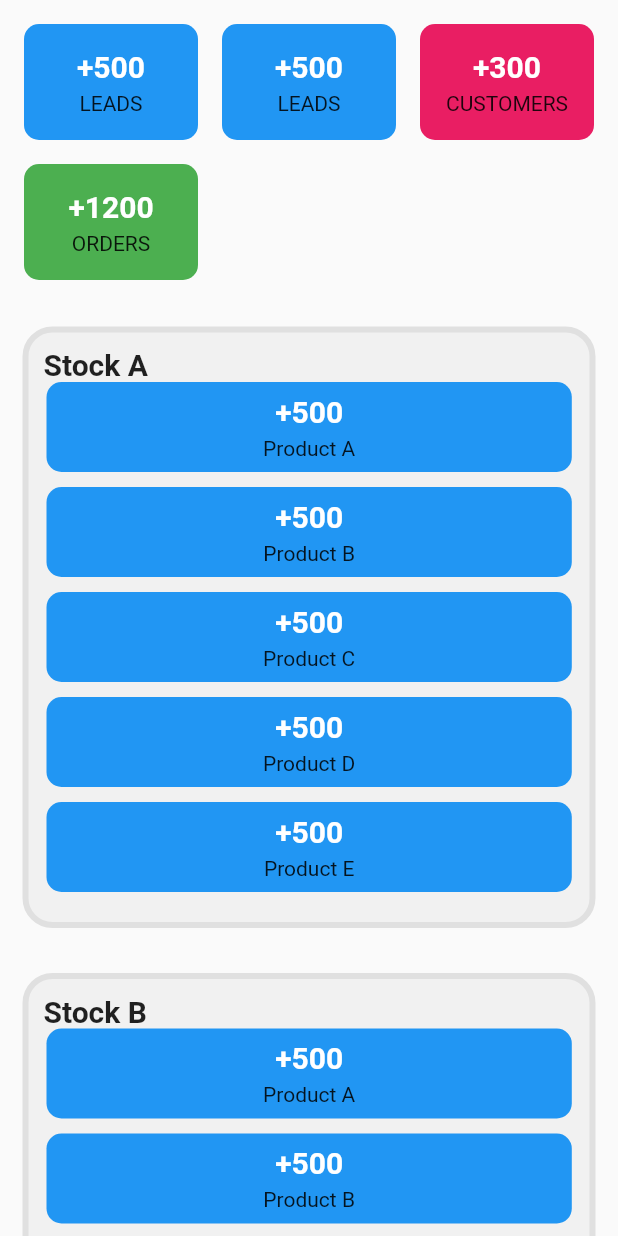
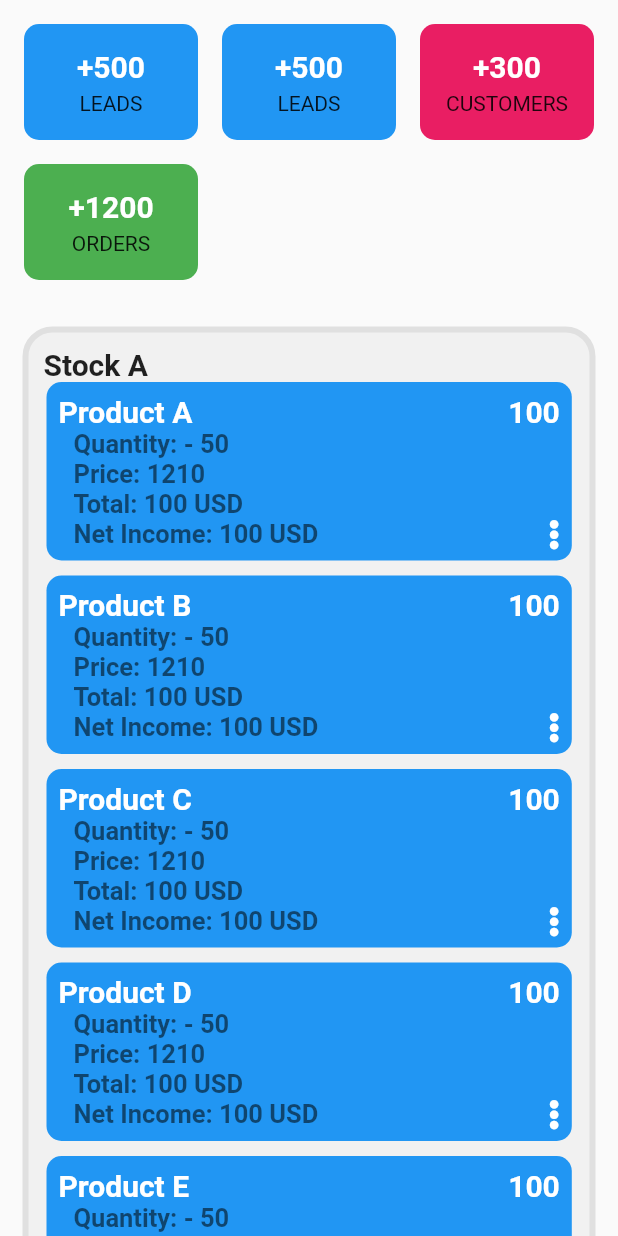
Before and after one commit to EanDalin0012/sale_managment_flutter_app, a Flutter app: the HomeContainerScreen widget shown alone on an empty page, opened directly, on a phone screen of 412 x 824 dp. Run offline on Flutter 3.47's test engine with Material 2 defaults, Android fonts, the light colour scheme and no system bars; our stand-ins replace charts_flutter, flutter_icons, font_awesome_flutter.

Commit message:
stock ui

```diff
--- a/lib/screens/home/Home.dart
+++ b/lib/screens/home/Home.dart
@@ -1,5 +1,6 @@
 import 'package:flutter/material.dart';
 import 'package:flutter_icons/flutter_icons.dart';
+import 'package:sale_managment/screens/home/HomeScreen.dart';
 import 'package:sale_managment/screens/home/home_container_screen.dart';
 import 'package:sale_managment/screens/home/widgets/sheet_container.dart';
 import 'package:sale_managment/screens/notification/notification_screen.dart';
@@ -22,7 +23,7 @@ class _HomeState extends State<Home> {
     GlobalKey<NavigatorState>()
   ];
   List<Widget> _widgetOptions = <Widget>[
-    HomeContainerScreen(),
+    HomeScreen(),
     SaleScreen(),
   ];
 
--- a/lib/screens/home/home_container_screen.dart
+++ b/lib/screens/home/home_container_screen.dart
@@ -3,6 +3,7 @@ import 'package:font_awesome_flutter/font_awesome_flutter.dart';
 import 'dart:math';
 import 'package:charts_flutter/flutter.dart' as charts;
 import 'package:sale_managment/screens/home/widgets/stock_details.dart';
+import 'package:sale_managment/screens/home/widgets/stock_details1.dart';
 import 'package:sale_managment/screens/widgets/simple_bar_chart.dart';
 import 'package:sale_managment/share/model/data/stock_details_data.dart';
 import 'package:sale_managment/share/model/stock_details_model.dart';
@@ -134,37 +135,17 @@ class _HomeContainerScreenState extends State<HomeContainerScreen> {
                   )).toList()
             )
         ),
+        SliverToBoxAdapter(
+            child: Column(
+                mainAxisAlignment: MainAxisAlignment.start,
+                crossAxisAlignment: CrossAxisAlignment.start,
+                children: stockDetailData.map((activity) =>
+                    StockDetailsScreen1(activity.products)).toList()
+            )
+        ),
         // SliverToBoxAdapter(
         //     child: StockDetailsScreen(stockDetailData[0].products)
         // ),
-        SliverToBoxAdapter(
-          child: Column(
-              mainAxisAlignment: MainAxisAlignment.start,
-              crossAxisAlignment: CrossAxisAlignment.start,
-              children: stockDetailData.map((activity) => (
-              Container(
-              padding: EdgeInsets.only(top: 10),
-              width: MediaQuery.of(context).size.width,
-              decoration: BoxDecoration(
-                  borderRadius: BorderRadius.vertical(top: Radius.circular(20)),
-                  color: Color(0xfff1f1f1)
-              ),
-              child: Column(
-                crossAxisAlignment: CrossAxisAlignment.start,
-                children: <Widget>[
-                  Text(activity.stockName,style: TextStyle(fontWeight: FontWeight.bold, fontSize: 20.0)),
-                  Row(
-                    crossAxisAlignment: CrossAxisAlignment.start,
-                    children: activity.products.map((product) => (
-                        production(product)
-                    )).toList(),
-                  )
-                ],
-              ) )
-
-              )).toList(),
-          )
-        ),
         SliverToBoxAdapter(
           child: Padding(
             padding: const EdgeInsets.all(16.0),
--- a/lib/screens/home/home_screen.dart
+++ b/lib/screens/home/home_screen.dart
@@ -7,12 +7,12 @@ import 'package:sale_managment/screens/sign_in/sign_in_screen.dart';
 import 'package:sale_managment/screens/widgets/simple_bar_chart.dart';
 import 'package:sale_managment/share/constant/constantcolor.dart';
 
-class HomeScreen extends StatefulWidget {
+class HomeScreen1 extends StatefulWidget {
   @override
   _HomeScreenState createState() => _HomeScreenState();
 }
 
-class _HomeScreenState extends State<HomeScreen> {
+class _HomeScreenState extends State<HomeScreen1> {
   int _selectedIndex = 0;
   String _titleBar = 'Home';
 
--- a/lib/screens/home/widgets/stock_details.dart
+++ b/lib/screens/home/widgets/stock_details.dart
@@ -1,5 +1,6 @@
 
 import 'package:flutter/material.dart';
+import 'package:font_awesome_flutter/font_awesome_flutter.dart';
 import 'package:sale_managment/share/model/stock_details_model.dart';
 
 class StockDetailsScreen extends StatefulWidget {
@@ -35,8 +36,7 @@ class _StockDetailsState extends State<StockDetailsScreen> {
   }
 
   Container production(ProductStockDetails productStockDetails, Size size) {
-    final TextStyle stats = TextStyle(
-        fontWeight: FontWeight.bold, fontSize: 20.0, color: Colors.white);
+    final TextStyle stats = TextStyle(fontWeight: FontWeight.bold, fontSize: 20.0, color: Colors.white);
     return Container(
       width: size.width * 0.85,
       padding: const EdgeInsets.all(8.0),
@@ -48,12 +48,65 @@ class _StockDetailsState extends State<StockDetailsScreen> {
       child: Column(
         mainAxisAlignment: MainAxisAlignment.start,
         children: <Widget>[
-          Text(
-            "+500",
-            style: stats,
+          Row(
+            mainAxisAlignment: MainAxisAlignment.spaceBetween,
+            children: <Widget>[
+              Text(
+                productStockDetails.productName.toString(),
+                style: stats,
+              ),
+              Text(
+                productStockDetails.totalQuantity.toString(),
+                style: stats,
+              ),
+             ]
           ),
-          const SizedBox(height: 5.0),
-          Text(productStockDetails.productName.toString())
+          Padding(
+            padding:EdgeInsets.only(left: 10),
+            child: Row(
+              children: <Widget>[
+                Text(
+                  'Quantity: - '+productStockDetails.soldQuantity.toString(),
+                  style: TextStyle(fontWeight: FontWeight.bold, fontSize: 17.0, color: Colors.black54),
+                ),
+              ],
+            ),
+          ),
+          Padding(
+            padding:EdgeInsets.only(left: 10),
+            child: Row(
+              children: <Widget>[
+                Text(
+                  'Price: '+productStockDetails.price.toString(),
+                  style: TextStyle(fontWeight: FontWeight.bold, fontSize: 17.0, color: Colors.black54),
+                ),
+              ],
+            ),
+          ),
+          Padding(
+            padding:EdgeInsets.only(left: 10),
+            child: Row(
+              children: <Widget>[
+                Text(
+                  'Total: '+productStockDetails.totalQuantity.toString() + ' USD',
+                  style: TextStyle(fontWeight: FontWeight.bold, fontSize: 17.0, color: Colors.black54),
+                ),
+              ],
+            ),
+          ),
+          Padding(
+            padding:EdgeInsets.only(left: 10),
+            child: Row(
+              mainAxisAlignment: MainAxisAlignment.spaceBetween,
+              children: <Widget>[
+                Text(
+                  'Net Income: '+productStockDetails.totalQuantity.toString() + ' USD',
+                  style: TextStyle(fontWeight: FontWeight.bold, fontSize: 17.0, color: Colors.black54),
+                ),
+                FaIcon(FontAwesomeIcons.ellipsisV,size: 20 , color: Colors.white,)
+              ],
+            ),
+          ),
         ],
       ),
     );
--- /dev/null
+++ b/lib/screens/home/widgets/stock_details1.dart
@@ -0,0 +1,29 @@
+import 'package:flutter/material.dart';
+import 'package:sale_managment/share/model/stock_details_model.dart';
+
+class StockDetailsScreen1 extends StatefulWidget {
+
+  final List<ProductStockDetails> productStockDetails;
+  StockDetailsScreen1(this.productStockDetails);
+
+  @override
+  _StockDetailsScreenState createState() => _StockDetailsScreenState();
+}
+
+class _StockDetailsScreenState extends State<StockDetailsScreen1> {
+  @override
+  Widget build(BuildContext context) {
+    return CustomScrollView(
+        slivers: [
+          SliverToBoxAdapter(
+            child: Padding(
+              padding: EdgeInsets.only(top: 32, left: 32),
+              child: Text(
+                "Top Courses",
+              ),
+            ),
+          ),
+        ]
+    );
+  }
+}
--- a/lib/screens/notification/notification_screen.dart
+++ b/lib/screens/notification/notification_screen.dart
@@ -1,4 +1,5 @@
 import 'package:flutter/material.dart';
+import 'package:sale_managment/screens/home/HomeScreen.dart';
 import 'package:sale_managment/screens/home/home_screen.dart';
 
 class NotificationScreen extends StatefulWidget {
```
Also changed, not shown: lib/screens/home/HomeScreen.dart (added, +149 -0 lines), lib/screens/home/widgets/product_card.dart (added, +39 -0 lines).
